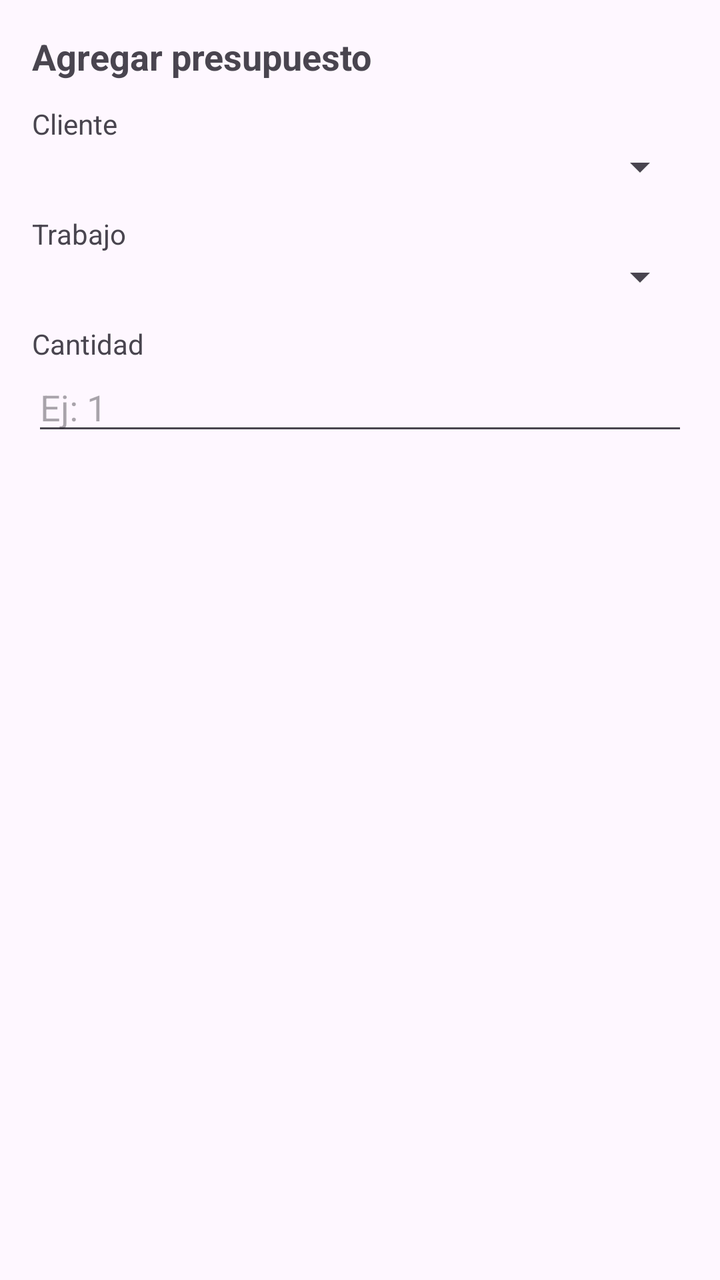
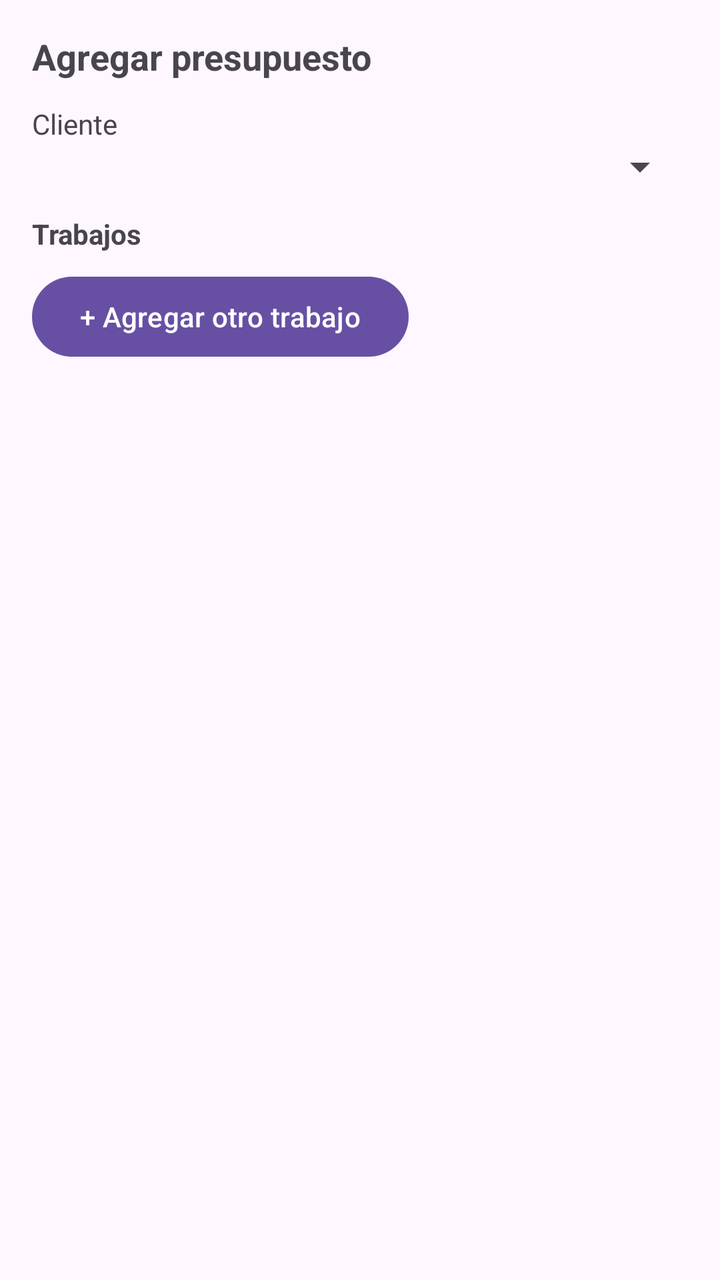

Screens rendered from an Android XML layout before and after an edit, with the pre-edit source and the edit as a unified diff.
<!-- AndroidManifest.xml: application theme Theme.Presupuestador -->
<!-- res/layout/dialog_agregar_presupuesto.xml -->
<?xml version="1.0" encoding="utf-8"?>
<LinearLayout xmlns:android="http://schemas.android.com/apk/res/android"
    android:layout_width="match_parent"
    android:layout_height="wrap_content"
    android:orientation="vertical"
    android:padding="16dp">

    <TextView
        android:layout_width="wrap_content"
        android:layout_height="wrap_content"
        android:text="Agregar presupuesto"
        android:textSize="18sp"
        android:textStyle="bold" />

    
    <TextView
        android:layout_width="wrap_content"
        android:layout_height="wrap_content"
        android:layout_marginTop="12dp"
        android:text="Cliente" />

    <Spinner
        android:id="@+id/spinnerCliente"
        android:layout_width="match_parent"
        android:layout_height="wrap_content" />

    
    <TextView
        android:layout_width="wrap_content"
        android:layout_height="wrap_content"
        android:layout_marginTop="12dp"
        android:text="Trabajo" />

    <Spinner
        android:id="@+id/spinnerTrabajo"
        android:layout_width="match_parent"
        android:layout_height="wrap_content" />

    
    <TextView
        android:layout_width="wrap_content"
        android:layout_height="wrap_content"
        android:layout_marginTop="12dp"
        android:text="Cantidad" />

    <EditText
        android:id="@+id/etCantidad"
        android:layout_width="match_parent"
        android:layout_height="wrap_content"
        android:hint="Ej: 1"
        android:inputType="number" />

</LinearLayout>
<!-- resources referenced by this layout -->
<resources>
  <style name="Theme.Presupuestador" parent="Base.Theme.Presupuestador" />
  <style name="Base.Theme.Presupuestador" parent="Theme.Material3.DayNight.NoActionBar">
          
          
      </style>
</resources>

<!-- the commit's change to res/layout/dialog_agregar_presupuesto.xml (unified diff, before → after) -->
@@ -29,25 +29,22 @@
         android:layout_width="wrap_content"
         android:layout_height="wrap_content"
         android:layout_marginTop="12dp"
-        android:text="Trabajo" />
-
-    <Spinner
-        android:id="@+id/spinnerTrabajo"
-        android:layout_width="match_parent"
-        android:layout_height="wrap_content" />
+        android:text="Trabajos"
+        android:textStyle="bold" />
 
     
-    <TextView
+    <LinearLayout
+        android:id="@+id/contenedorTrabajos"
+        android:layout_width="match_parent"
+        android:layout_height="wrap_content"
+        android:orientation="vertical" />
+
+    
+    <Button
+        android:id="@+id/btnAgregarTrabajo"
         android:layout_width="wrap_content"
         android:layout_height="wrap_content"
-        android:layout_marginTop="12dp"
-        android:text="Cantidad" />
-
-    <EditText
-        android:id="@+id/etCantidad"
-        android:layout_width="match_parent"
-        android:layout_height="wrap_content"
-        android:hint="Ej: 1"
-        android:inputType="number" />
+        android:layout_marginTop="8dp"
+        android:text="+ Agregar otro trabajo" />
 
 </LinearLayout>
